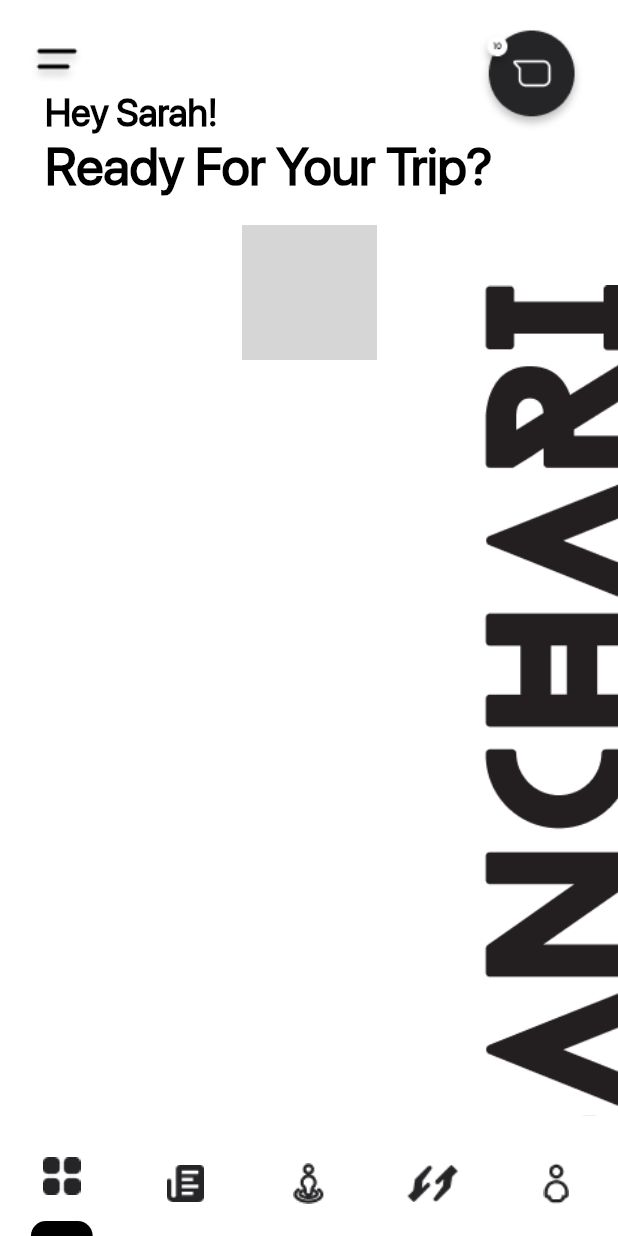
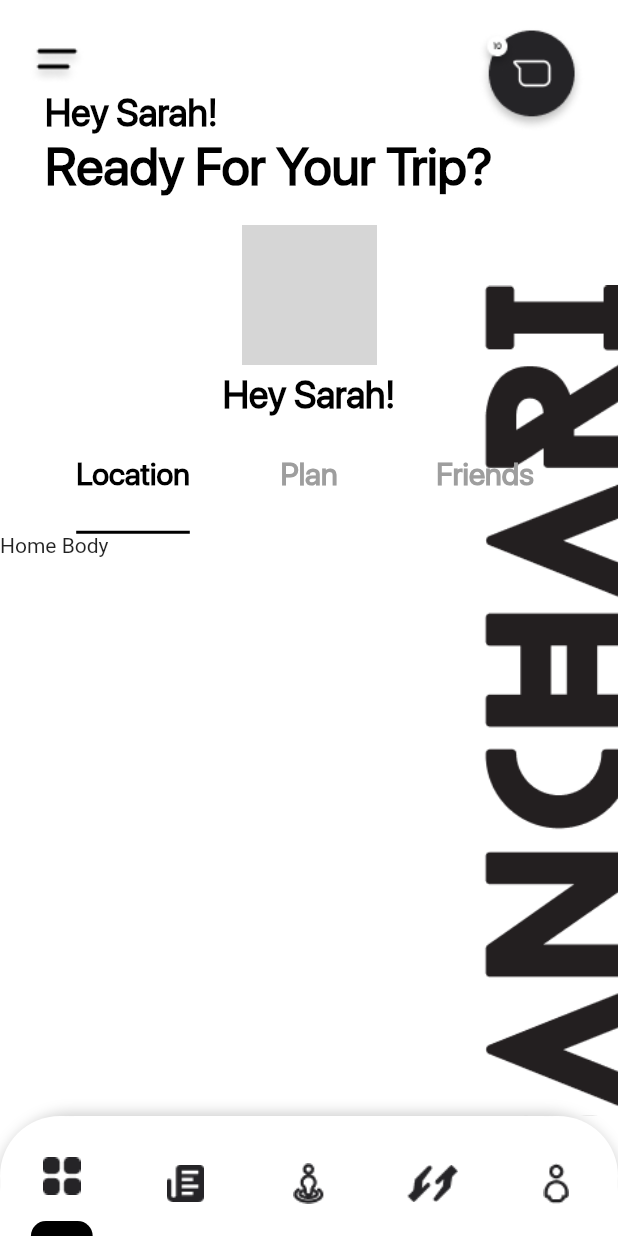
Before and after one commit to ananthuvng/sanchari_ui, a Flutter app: the screen it shows after launch, on a phone screen of 412 x 824 dp. Run offline on Flutter 3.47's test engine with Material 2 defaults, Android fonts, the light colour scheme and no system bars; network calls fail; grey boxes are pictures that could not be loaded.

Commit message:
tabbar added

```diff
--- a/lib/dash.dart
+++ b/lib/dash.dart
@@ -117,7 +117,9 @@ class _HomeState extends State<Home> {
                 child: Column(
                   crossAxisAlignment: CrossAxisAlignment.center,
                   children: <Widget>[
-                    Container(
+                    Expanded(
+                      flex: 1,
+                      child: Container(
                         height: 90,
                         width: 90,
                         child: ClipRRect(
@@ -128,7 +130,26 @@ class _HomeState extends State<Home> {
                             fit: BoxFit.fill,
                           ),
                         ),
-                    )
+                      ),
+                    ),
+                    SizedBox(
+                      height: 5,
+                    ),
+                    Text(
+                      'Hey Sarah!',
+                      style: TextStyle(
+                        color: Colors.black,
+                        fontSize: 25,
+                        fontFamily: 'SFProDisplay',
+                        fontWeight: FontWeight.w700,
+                      ),
+                    ),
+                    Expanded(
+                      flex: 5,
+                      child: Container(
+                          height: MediaQuery.of(context).size.height * 3,
+                          child: _tabSection(context)),
+                    ),
                   ],
                 ),
               ),
@@ -139,3 +160,73 @@ class _HomeState extends State<Home> {
     );
   }
 }
+
+Widget _tabSection(BuildContext context) {
+  return DefaultTabController(
+    length: 3,
+    child: Column(
+      mainAxisSize: MainAxisSize.min,
+      children: <Widget>[
+        Expanded(
+          child: Container(
+            padding: EdgeInsets.only(left: 30, right: 30),
+            child: TabBar(
+                indicatorColor: Color.fromRGBO(0, 0, 0, 1),
+                unselectedLabelColor: Colors.grey,
+                labelColor: Colors.black,
+                indicatorSize: TabBarIndicatorSize.label,
+                tabs: [
+                  Tab(
+                    child: Text(
+                      'Location',
+                      style: TextStyle(
+                          fontSize: 21,
+                          fontWeight: FontWeight.w800,
+                          fontFamily: 'SFProDisplay'),
+                    ),
+                  ),
+                  Tab(
+                    child: Text(
+                      'Plan',
+                      style: TextStyle(
+                          fontSize: 21,
+                          fontWeight: FontWeight.w800,
+                          fontFamily: 'SFProDisplay'),
+                    ),
+                  ),
+                  Tab(
+                    child: Text(
+                      'Friends',
+                      style: TextStyle(
+                          fontSize: 21,
+                          fontWeight: FontWeight.w800,
+                          fontFamily: 'SFProDisplay'),
+                    ),
+                  ),
+                ]),
+          ),
+        ),
+        Expanded(
+          flex: 5,
+          child: Container(
+            //Add this to give height
+            height: MediaQuery.of(context).size.height * 3,
+            child: Flexible(
+              child: TabBarView(children: [
+                Container(
+                  child: Text("Home Body"),
+                ),
+                Container(
+                  child: Text("Articles Body"),
+                ),
+                Container(
+                  child: Text("User Body"),
+                ),
+              ]),
+            ),
+          ),
+        ),
+      ],
+    ),
+  );
+}
--- a/lib/homescreen.dart
+++ b/lib/homescreen.dart
@@ -22,8 +22,24 @@ class _HomeScreenState extends State<HomeScreen> {
   @override
   Widget build(BuildContext context) {
     return Scaffold(
+      backgroundColor: Colors.white,
       body: _widgetchoose.elementAt(_selected_item),
-      bottomNavigationBar: Row(
+      bottomNavigationBar: Container(
+        decoration: BoxDecoration(
+          color: Colors.white,
+          borderRadius: BorderRadius.only(
+              topLeft: Radius.circular(50), topRight: Radius.circular(50)),
+          boxShadow: [
+            BoxShadow(
+              color: Colors.grey.withOpacity(0.5),
+              spreadRadius: 2,
+              blurRadius: 7,
+              offset: Offset(0, 0), // changes position of shadow
+            ),
+          ],
+        ),
+        child: Row(
+          mainAxisAlignment: MainAxisAlignment.spaceAround,
           children: <Widget>[
             bulidNavBarItem(0, 'images/dash.png'),
             bulidNavBarItem(1, 'images/news.png'),
@@ -31,6 +47,7 @@ class _HomeScreenState extends State<HomeScreen> {
             bulidNavBarItem(3, 'images/caht.png'),
             bulidNavBarItem(4, 'images/person.png'),
           ],
+        ),
       ),
     );
   }
@@ -49,6 +66,7 @@ class _HomeScreenState extends State<HomeScreen> {
         height: 80,
         width: MediaQuery.of(context).size.width / 5,
         decoration: BoxDecoration(
+          borderRadius: BorderRadius.circular(50),
           color: Colors.white,
         ),
         child: Column(
```
Lines whose indentation alone changed are shown as unchanged.
